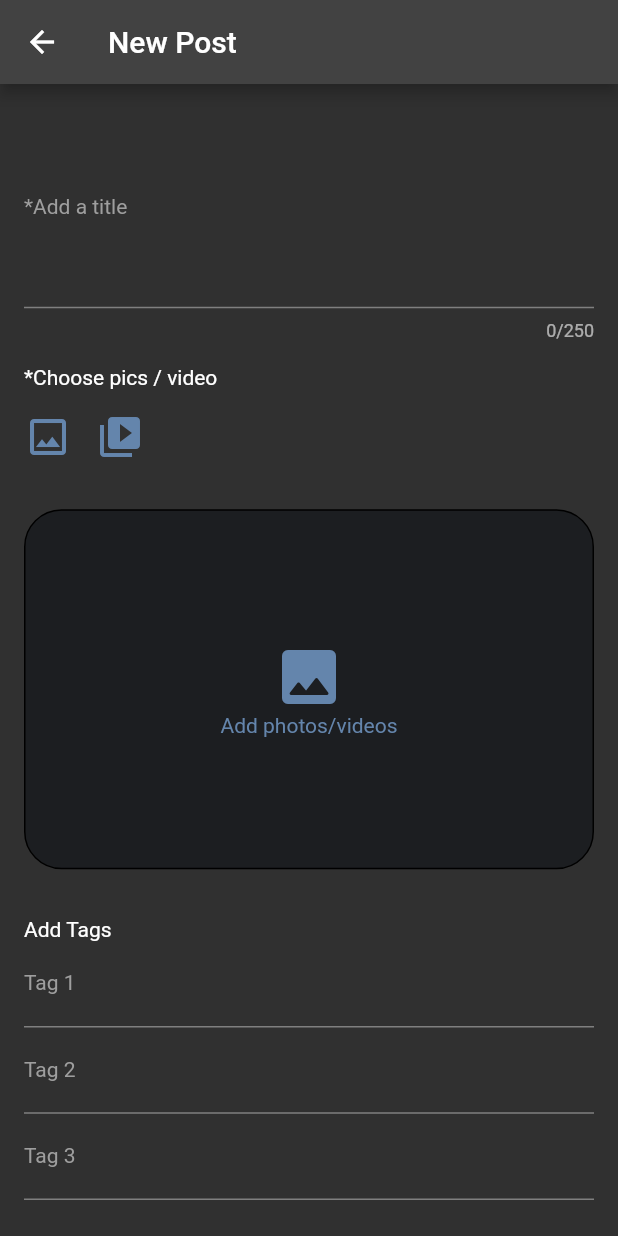
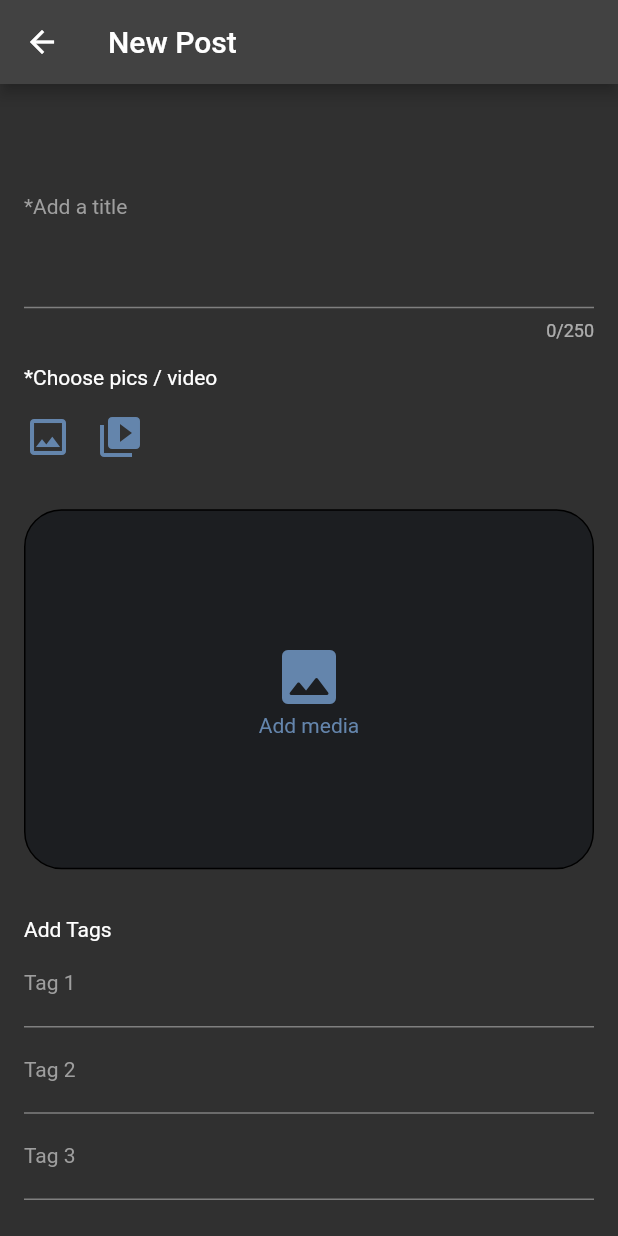
Before and after one commit to SatyamKr07/expApp, a Flutter app: the AddPost screen opened directly, on a phone screen of 412 x 824 dp. Run offline on Flutter 3.47's test engine with Material 2 defaults, Android fonts, the light colour scheme and no system bars; our stand-ins replace better_player, cached_network_image, carousel_slider, cloud_firestore, firebase_auth, firebase_core and 14 more; missing offline and left inert: video_compress; accounts and stored records are empty; generated files the repository leaves out were written again.

Commit message:
ui changes

```diff
--- a/lib/src/central/widgets/build_swiper.dart
+++ b/lib/src/central/widgets/build_swiper.dart
@@ -53,7 +53,7 @@ class _BuildSwiperState extends State<BuildSwiper> {
                       size: 48,
                     ),
                     Text(
-                      "Add photos/videos",
+                      "Add media",
                       style: TextStyle(
                         color: Color(0xff6485AC),
                       ),
```
